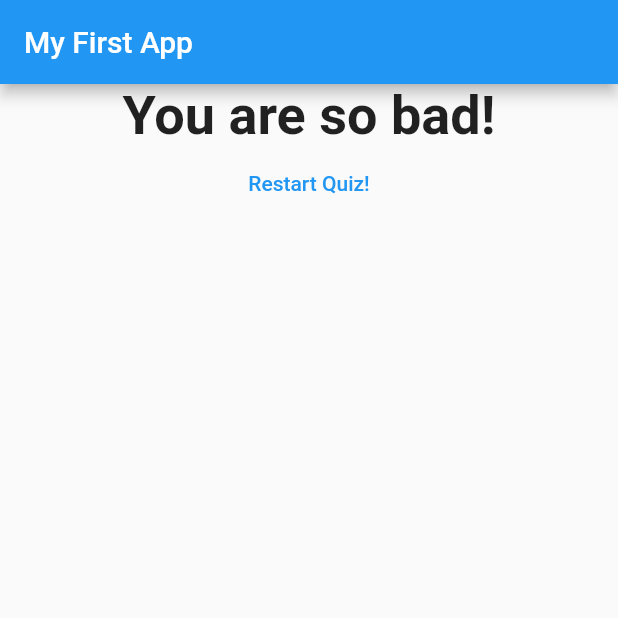
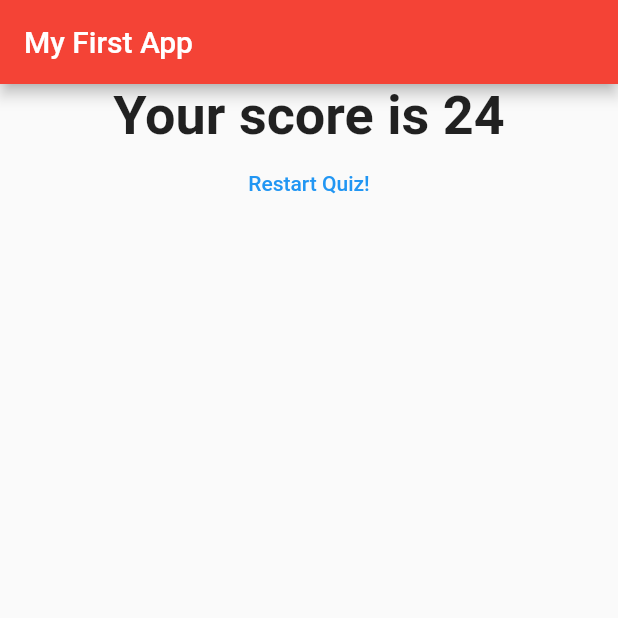
Before and after one commit to karthikeyan-kr/simple_question_answer, a Flutter app: the screen it shows after launch, after a tap on "Black", after a tap on "Snake", after a tap on "Virat", on a phone screen of 412 x 824 dp, the top half of it. Run offline on Flutter 3.47's test engine with Material 2 defaults, Android fonts, the phone set to English and light mode, and no system bars.

Commit message:
First_commit

```diff
--- a/lib/answer.dart
+++ b/lib/answer.dart
@@ -11,7 +11,7 @@ class Answer extends StatelessWidget {
     return Container(
       width: double.infinity,
       child: RaisedButton(
-        color: Colors.blue,
+        color: Colors.red,
         textColor: Colors.white,
         child: Text(answerText),
         onPressed: selectHandler,
--- a/lib/main.dart
+++ b/lib/main.dart
@@ -85,6 +85,7 @@ class _MyAppState extends State<MyApp> {
       home: Scaffold(
         appBar: AppBar(
           title: Text('My First App'),
+          backgroundColor: Colors.red,
         ),
         body: _questionIndex < _questions.length
             ? Quiz(
--- a/lib/result.dart
+++ b/lib/result.dart
@@ -9,13 +9,13 @@ class Result extends StatelessWidget {
   String get resultPhrase {
     String resultText;
     if (resultScore <= 8) {
-      resultText = 'You are awesome and innocent!';
+      resultText = "Your score is " +  resultScore.toString() ;
     } else if (resultScore <= 12) {
-      resultText = 'Pretty likeable!';
+      resultText = "Your score is " + resultScore.toString() ;
     } else if (resultScore <= 16) {
-      resultText = 'You are ... strange?!';
+      resultText ="Your score is " + resultScore.toString() ;
     } else {
-      resultText = 'You are so bad!';
+      resultText = "Your score is " + resultScore.toString() ;
     }
     return resultText;
   }
```
